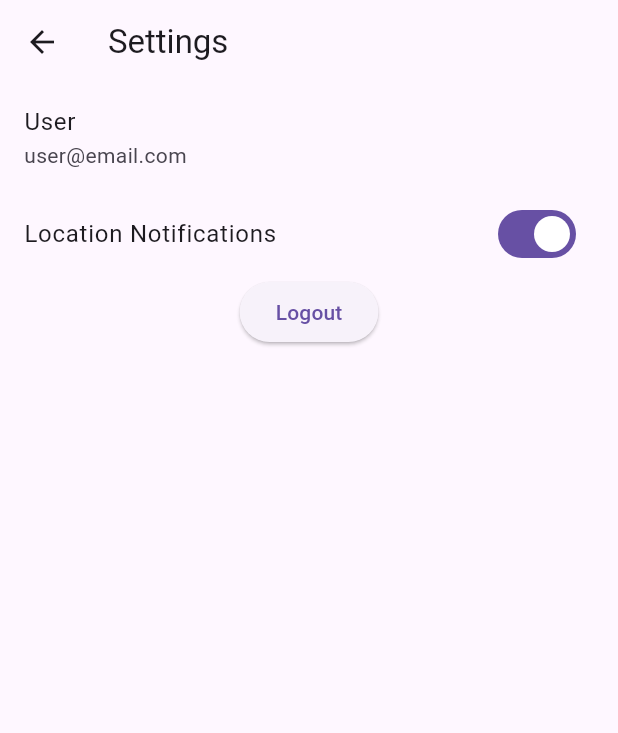
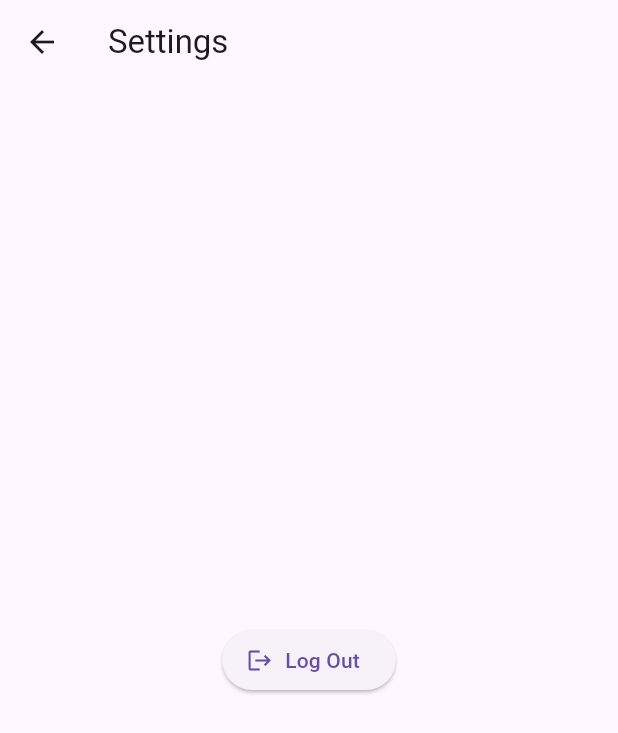
Before and after one commit to angeumutoni/kigali-city-directory, a Flutter app: the SettingsScreen screen opened directly, on a phone screen of 412 x 824 dp. Shown: the top 733 px of the screen. Run offline on Flutter 3.47's test engine with Material 3 defaults, Android fonts, the phone set to English and light mode, and no system bars; our stand-ins replace cloud_firestore, firebase_auth, firebase_core, google_maps_flutter; accounts and stored records are empty.

Commit message:
Allowing the user to log out successfully

```diff
--- a/lib/screens/settings_screen.dart
+++ b/lib/screens/settings_screen.dart
@@ -1,49 +1,32 @@
 import 'package:flutter/material.dart';
-import 'package:provider/provider.dart';
-import '../providers/auth_provider.dart';
+import 'package:firebase_auth/firebase_auth.dart';
 
-class SettingsScreen extends StatefulWidget {
+import 'login_screen.dart';
+
+class SettingsScreen extends StatelessWidget {
   const SettingsScreen({super.key});
 
-  @override
-  State<SettingsScreen> createState() => _SettingsScreenState();
-}
+  Future logout(BuildContext context) async {
+    await FirebaseAuth.instance.signOut();
 
-class _SettingsScreenState extends State<SettingsScreen> {
-
-  bool notifications = true;
+    Navigator.pushReplacement(
+      context,
+      MaterialPageRoute(
+        builder: (_) => const LoginScreen(),
+      ),
+    );
+  }
 
   @override
   Widget build(BuildContext context) {
-
     return Scaffold(
       appBar: AppBar(title: const Text("Settings")),
-
-      body: Column(
-        children: [
-
-          const ListTile(
-            title: Text("User"),
-            subtitle: Text("user@email.com"),
-          ),
-
-          SwitchListTile(
-            title: const Text("Location Notifications"),
-            value: notifications,
-            onChanged: (value) {
-              setState(() {
-                notifications = value;
-              });
-            },
-          ),
-
-          ElevatedButton(
-            onPressed: () {
-              context.read<AuthProvider>().logout();
-            },
-            child: const Text("Logout"),
-          )
-        ],
+      body: Center(
+        child: ElevatedButton.icon(
+          icon: const Icon(Icons.logout),
+          label: const Text("Log Out"),
+          onPressed: () => logout(context),
+        ),
       ),
     );
   }
```
